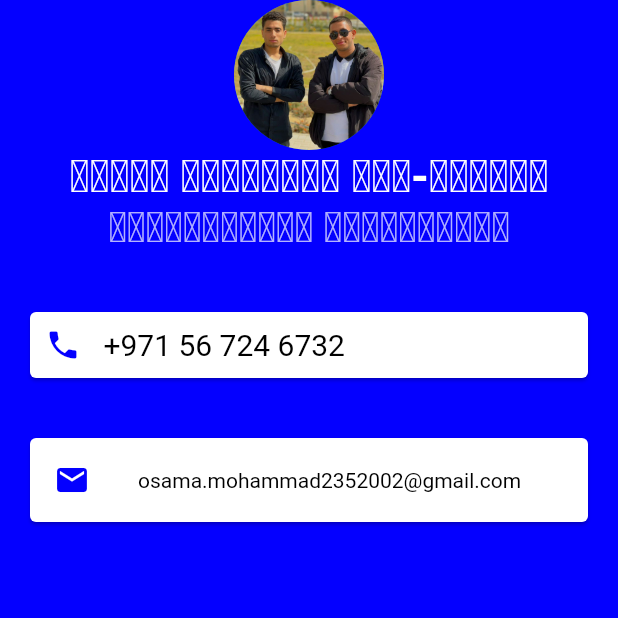
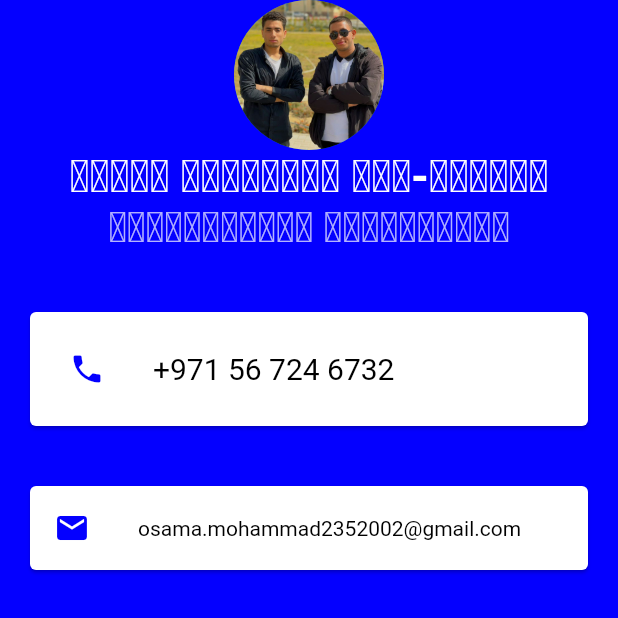
Before and after one commit to OsamaMohammadAbdalaziz/business_card_app, a Flutter app: the screen it shows after launch, on a phone screen of 412 x 824 dp, the top half of it. Run offline on Flutter 3.47's test engine with Material 2 defaults, Android fonts, the phone set to English and light mode, and no system bars.

Commit message:
use ListTile widget instead of Row

```diff
--- a/lib/Pages/Home.dart
+++ b/lib/Pages/Home.dart
@@ -40,23 +40,18 @@ class Home extends StatelessWidget {
               color: Color.fromARGB(255, 255, 255, 255),
               child: Padding(
                 padding: const EdgeInsets.all(10),
-                child: Row(
-                  children: [
-                    Icon(
+                child: ListTile(
+                  leading: Icon(
                       Icons.phone,
                       color: Color.fromARGB(255, 4, 0, 255),
                     ),
-                    SizedBox(
-                      width: 15,
-                    ),
-                    Text(
+                    title: Text(
                       "+971 56 724 6732",
                       style: TextStyle(
                         color: Color.fromARGB(255, 0, 0, 0),
                         fontSize: 20,
                       ),
                     ),
-                  ],
                 ),
               ),
             ),
```
